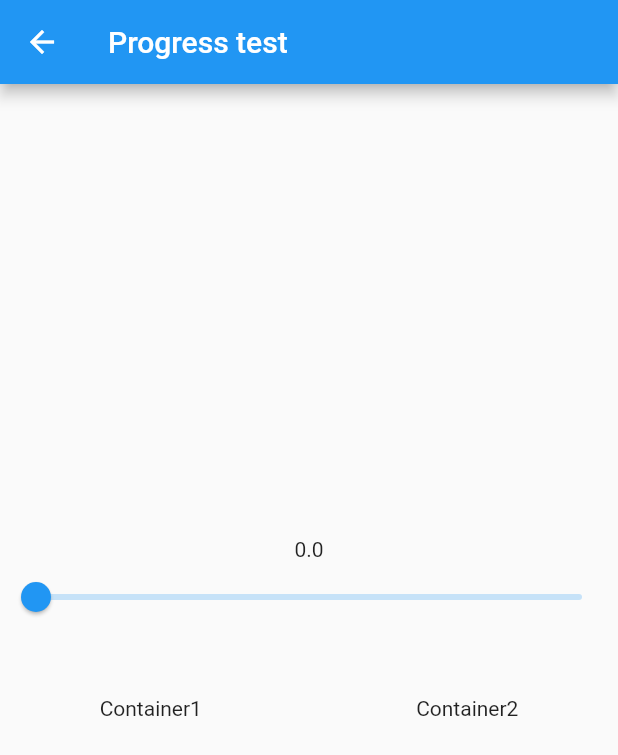
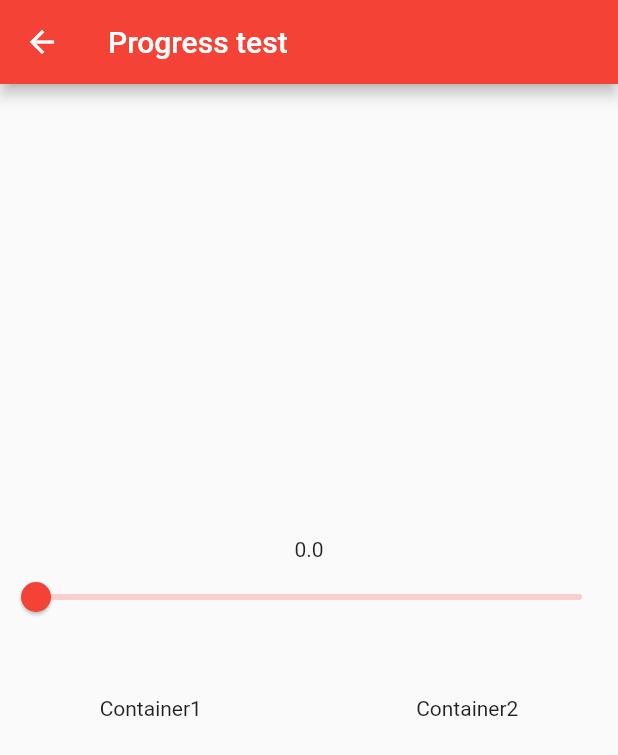
Before and after one commit to RRKawchar/provider_statemanagement, a Flutter app: the ProgressingScreen screen opened directly, on a phone screen of 412 x 824 dp. Shown: the top 755 px of the screen. Run offline on Flutter 3.47's test engine with Material 2 defaults, Android fonts, the phone set to English and light mode, and no system bars; our stand-ins replace shared_preferences; accounts and stored records are empty.

Commit message:
use theme data with provider and store shared preferenec

```diff
--- /dev/null
+++ b/lib/provider/theme_change_provider.dart
@@ -0,0 +1,34 @@
+import 'package:flutter/material.dart';
+import 'package:shared_preferences/shared_preferences.dart';
+
+class ThemeChangeProvider with ChangeNotifier {
+
+  final SharedPreferences _prefs;
+  ThemeChangeProvider(this._prefs);
+
+  var _themeMode = ThemeMode.light;
+  ThemeMode get themeMode => _themeMode;
+
+  void setTheme(themeMode) async {
+    _themeMode = themeMode;
+    await _prefs.setInt('theme_mode', themeMode.index); // Store the selected theme mode
+    notifyListeners();
+  }
+
+  Future<void> initializeTheme() async {
+    final savedThemeModeIndex = _prefs.getInt('theme_mode');
+    if (savedThemeModeIndex != null) {
+      _themeMode = ThemeMode.values[savedThemeModeIndex];
+      notifyListeners();
+    }
+  }
+}
+  // var _themeMode = ThemeMode.light;
+  //
+  // ThemeMode get themeMode => _themeMode;
+  //
+  //
+  // setTheme(themeMode){
+  //   _themeMode=themeMode;
+  //   notifyListeners();
+  // }
--- a/lib/screens/favorite_screen.dart
+++ b/lib/screens/favorite_screen.dart
@@ -24,9 +24,9 @@ class _FavoriteScreenState extends State<FavoriteScreen> {
         actions: [
           InkWell(
             onTap: (){
-              Navigator.push(context, MaterialPageRoute(builder: (context)=>FavoriteViewScreen()));
+              Navigator.push(context, MaterialPageRoute(builder: (context)=>const FavoriteViewScreen()));
             },
-            child: Icon(Icons.favorite),
+            child: const Icon(Icons.favorite),
           )
         ],
       ),
--- /dev/null
+++ b/lib/utils/my_theme.dart
@@ -0,0 +1,22 @@
+import 'package:flutter/material.dart';
+
+class MyTheme{
+static ThemeData lightTheme=ThemeData(
+  brightness: Brightness.light,
+  primarySwatch: Colors.red,
+);
+
+
+static ThemeData darkTheme=ThemeData(
+  brightness: Brightness.dark,
+  primaryColor: Colors.amber,
+  primarySwatch: Colors.red,
+  appBarTheme: const AppBarTheme(
+    backgroundColor: Colors.teal,
+  ),
+  iconTheme: const IconThemeData(
+    color: Colors.pink,
+  ),
+);
+
+}
--- a/pubspec.yaml
+++ b/pubspec.yaml
@@ -36,6 +36,7 @@ dependencies:
   # Use with the CupertinoIcons class for iOS style icons.
   cupertino_icons: ^1.0.2
   provider: ^6.0.5
+  shared_preferences: ^2.2.0
 
 dev_dependencies:
   flutter_test:
```
Also changed, not shown: lib/main.dart (+28 -11 lines), lib/screens/theme_screen.dart (added, +47 -0 lines), pubspec.lock, 1 other file.
